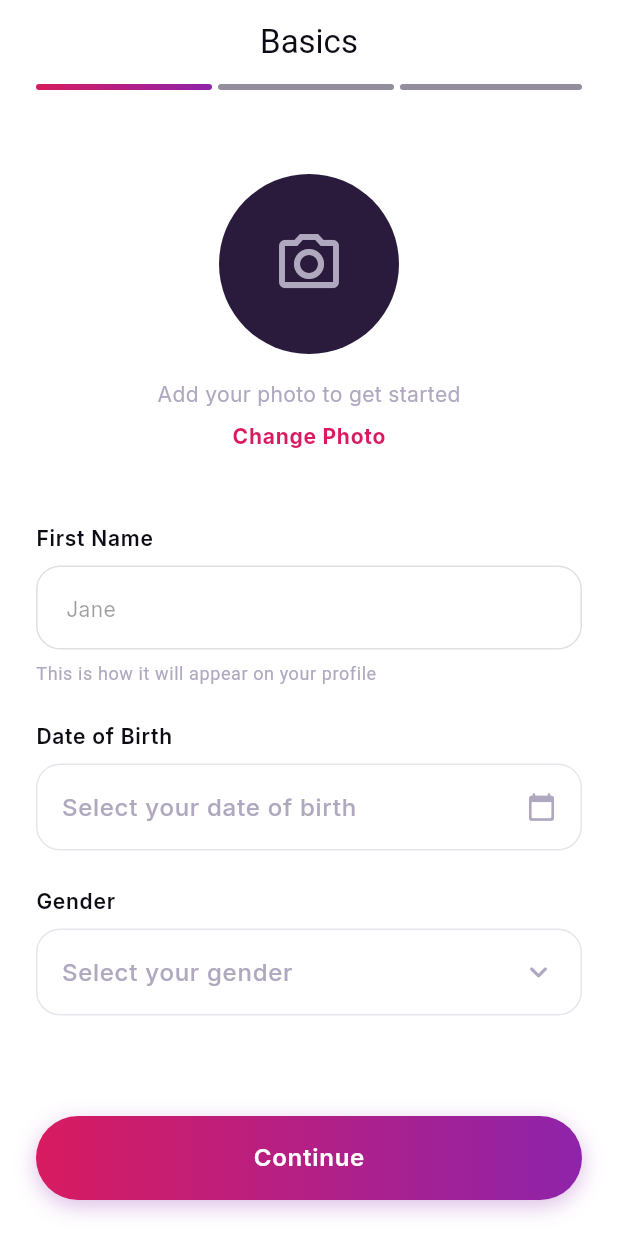
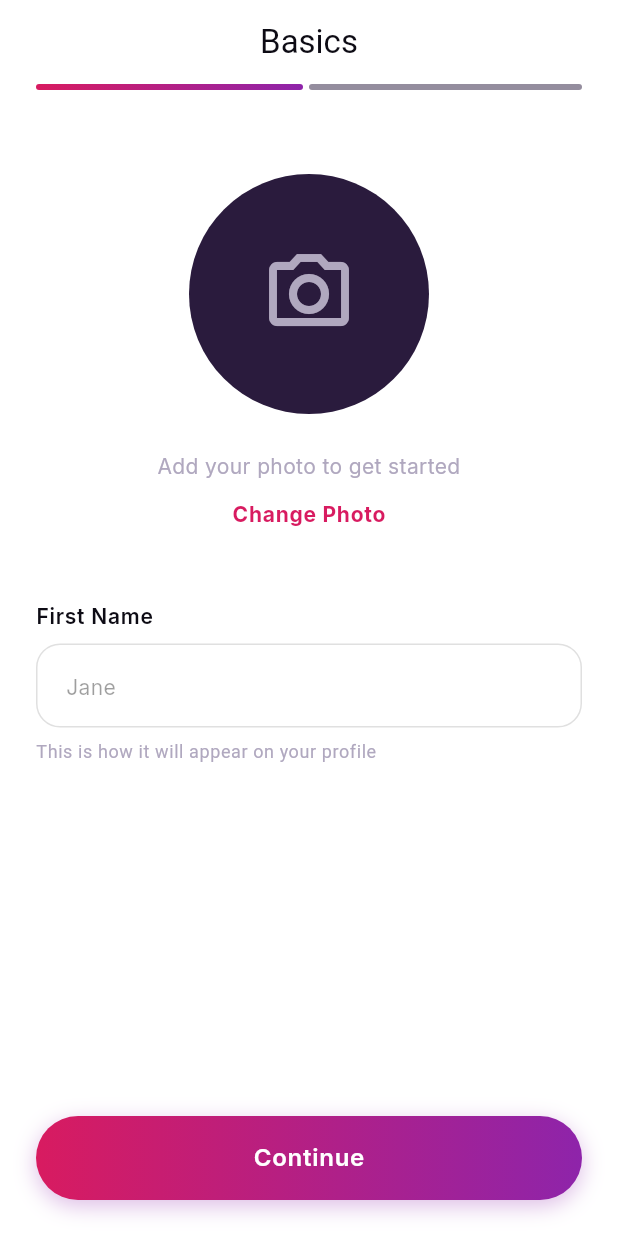
Before and after one commit to haran2248/JiffyFrontend, a Flutter app: the screen it shows after launch, on a phone screen of 412 x 824 dp. Run offline on Flutter 3.47's test engine with Material 3 defaults, Android fonts, the phone set to English and light mode, and no system bars; drawn by our look-alikes of flutter_animate; our stand-ins replace flutter_riverpod, google_fonts, riverpod_annotation; generated files the repository leaves out were written again.

Commit message:
feat(onboarding): split Basics screen into two-step flow
- Split Basics into Name/Photo and Vitals (DOB/Gender) steps
- Redesign PhotoUploadSection with a larger, centered hero area
- Update Input widget to be reactive (initialValue, onChanged)
- Implement multi-step navigation in BasicsScreen & BasicsViewModel
- Add comprehensive widget tests for the multi-step flow
- Update walkthrough documentation

```diff
--- a/lib/presentation/screens/onboarding/basics/basics_screen.dart
+++ b/lib/presentation/screens/onboarding/basics/basics_screen.dart
@@ -4,8 +4,8 @@ import '../../../../core/theme/app_colors.dart';
 import '../../../widgets/button.dart';
 import '../../../widgets/progress_bar.dart';
 import 'viewmodels/basics_viewmodel.dart';
-import 'widgets/photo_upload_section.dart';
-import 'widgets/basics_form.dart';
+import 'widgets/name_photo_step.dart';
+import 'widgets/vitals_step.dart';
 
 class BasicsScreen extends ConsumerWidget {
   const BasicsScreen({super.key});
@@ -17,50 +17,58 @@ class BasicsScreen extends ConsumerWidget {
 
     return Scaffold(
       appBar: AppBar(
-        leading: const BackButton(color: AppColors.textPrimary),
-        title: const Text("Basics"),
+        leading: BackButton(
+          color: AppColors.textPrimary,
+          onPressed: formData.currentStep > 1
+              ? viewModel.previousStep
+              : () => Navigator.of(context).pop(),
+        ),
+        title: Text(formData.currentStep == 1 ? "Basics" : "A little more"),
         backgroundColor: Colors.transparent,
         elevation: 0,
       ),
       body: SafeArea(
         child: Column(
           children: [
-            const ProgressBar(currentStep: 1, totalSteps: 3),
+            ProgressBar(currentStep: formData.currentStep, totalSteps: 2),
             const SizedBox(height: 32),
             Expanded(
-              child: ListView(
+              child: SingleChildScrollView(
                 padding: const EdgeInsets.all(24),
-                children: [
-                  PhotoUploadSection(
-                    onTap: () {
+                child: formData.currentStep == 1
+                    ? NamePhotoStep(
+                        firstName: formData.firstName,
+                        onFirstNameChanged: viewModel.updateFirstName,
+                        onPhotoTap: () {
                           // TODO: Implement photo picker
                           viewModel.updatePhoto(null);
                         },
-                  ),
-                  const SizedBox(height: 48),
-                  BasicsForm(
-                    firstName: formData.firstName,
+                      )
+                    : VitalsStep(
                         selectedDateOfBirth: formData.dateOfBirth,
                         selectedGender: formData.gender,
-                    onFirstNameChanged: viewModel.updateFirstName,
                         onDateOfBirthChanged: viewModel.updateDateOfBirth,
                         onGenderChanged: viewModel.updateGender,
                       ),
-                ],
               ),
             ),
             Padding(
                 padding: const EdgeInsets.all(24),
                 child: Button(
                   text: "Continue",
-                onTap: formData.isValid
+                  onTap: (formData.currentStep == 1
+                          ? viewModel.isStep1Valid
+                          : viewModel.isStep2Valid)
                       ? () {
-                        // TODO: Navigate to next step
-                        debugPrint('Form is valid');
+                          if (formData.currentStep == 1) {
+                            viewModel.nextStep();
+                          } else {
+                            // TODO: Navigate to next onboarding feature
+                            debugPrint('Final Basics Form: $formData');
                           }
-                    : () {}, // Empty callback instead of null
-              ),
-            ),
+                        }
+                      : () {},
+                )),
           ],
         ),
       ),
--- a/lib/presentation/screens/onboarding/basics/models/basics_form_data.dart
+++ b/lib/presentation/screens/onboarding/basics/models/basics_form_data.dart
@@ -3,12 +3,14 @@ class BasicsFormData {
   final DateTime? dateOfBirth;
   final String? gender;
   final String? photoUrl;
+  final int currentStep;
 
   const BasicsFormData({
     this.firstName,
     this.dateOfBirth,
     this.gender,
     this.photoUrl,
+    this.currentStep = 1,
   });
 
   BasicsFormData copyWith({
@@ -16,12 +18,14 @@ class BasicsFormData {
     DateTime? dateOfBirth,
     String? gender,
     String? photoUrl,
+    int? currentStep,
   }) {
     return BasicsFormData(
       firstName: firstName ?? this.firstName,
       dateOfBirth: dateOfBirth ?? this.dateOfBirth,
       gender: gender ?? this.gender,
       photoUrl: photoUrl ?? this.photoUrl,
+      currentStep: currentStep ?? this.currentStep,
     );
   }
 
--- /dev/null
+++ b/lib/presentation/screens/onboarding/basics/widgets/name_photo_step.dart
@@ -0,0 +1,43 @@
+import 'package:flutter/material.dart';
+import '../../../../../core/theme/app_colors.dart';
+import '../../../../widgets/input.dart';
+import 'photo_upload_section.dart';
+
+class NamePhotoStep extends StatelessWidget {
+  final String? firstName;
+  final ValueChanged<String?>? onFirstNameChanged;
+  final VoidCallback? onPhotoTap;
+
+  const NamePhotoStep({
+    super.key,
+    this.firstName,
+    this.onFirstNameChanged,
+    this.onPhotoTap,
+  });
+
+  @override
+  Widget build(BuildContext context) {
+    return Column(
+      crossAxisAlignment: CrossAxisAlignment.start,
+      children: [
+        PhotoUploadSection(onTap: onPhotoTap),
+        const SizedBox(height: 48),
+        Input(
+          label: "First Name",
+          placeholder: "Jane",
+          initialValue: firstName,
+          onChanged: onFirstNameChanged,
+        ),
+        Padding(
+          padding: const EdgeInsets.only(top: 8),
+          child: Text(
+            "This is how it will appear on your profile",
+            style: Theme.of(context).textTheme.bodySmall?.copyWith(
+                  color: AppColors.textSecondary,
+                ),
+          ),
+        ),
+      ],
+    );
+  }
+}
--- a/lib/presentation/screens/onboarding/basics/widgets/photo_upload_section.dart
+++ b/lib/presentation/screens/onboarding/basics/widgets/photo_upload_section.dart
@@ -14,16 +14,21 @@ class PhotoUploadSection extends StatelessWidget {
   Widget build(BuildContext context) {
     return Center(
       child: Column(
+        mainAxisAlignment: MainAxisAlignment.center,
         children: [
-          const Avatar(radius: 60),
-          const SizedBox(height: 16),
+          Avatar(
+            radius: 80,
+            onTap: onTap,
+          ),
+          const SizedBox(height: 24),
           Text(
             "Add your photo to get started",
+            textAlign: TextAlign.center,
             style: Theme.of(context).textTheme.bodyMedium?.copyWith(
                   color: AppColors.textSecondary,
                 ),
           ),
-          const SizedBox(height: 8),
+          const SizedBox(height: 12),
           GestureDetector(
             onTap: onTap,
             child: Text(
--- a/lib/presentation/widgets/input.dart
+++ b/lib/presentation/widgets/input.dart
@@ -8,6 +8,8 @@ class Input extends StatelessWidget {
   final bool obscureText;
   final TextInputType keyboardType;
   final String? Function(String?)? validator;
+  final String? initialValue;
+  final ValueChanged<String>? onChanged;
 
   const Input({
     super.key,
@@ -17,6 +19,8 @@ class Input extends StatelessWidget {
     this.obscureText = false,
     this.keyboardType = TextInputType.text,
     this.validator,
+    this.initialValue,
+    this.onChanged,
   });
 
   @override
@@ -32,10 +36,12 @@ class Input extends StatelessWidget {
         ),
         const SizedBox(height: 8),
         TextFormField(
+          initialValue: initialValue,
           controller: controller,
           obscureText: obscureText,
           keyboardType: keyboardType,
           validator: validator,
+          onChanged: onChanged,
           style: Theme.of(context).textTheme.bodyLarge,
           decoration: InputDecoration(
             hintText: placeholder,
```
Also changed, not shown: lib/presentation/screens/onboarding/basics/viewmodels/basics_viewmodel.dart (+21 -1 lines), lib/presentation/screens/onboarding/basics/widgets/vitals_step.dart (added, +48 -0 lines), lib/presentation/screens/onboarding/basics/viewmodels/basics_viewmodel.g.dart, 1 other file. Lines whose indentation alone changed are shown as unchanged.
